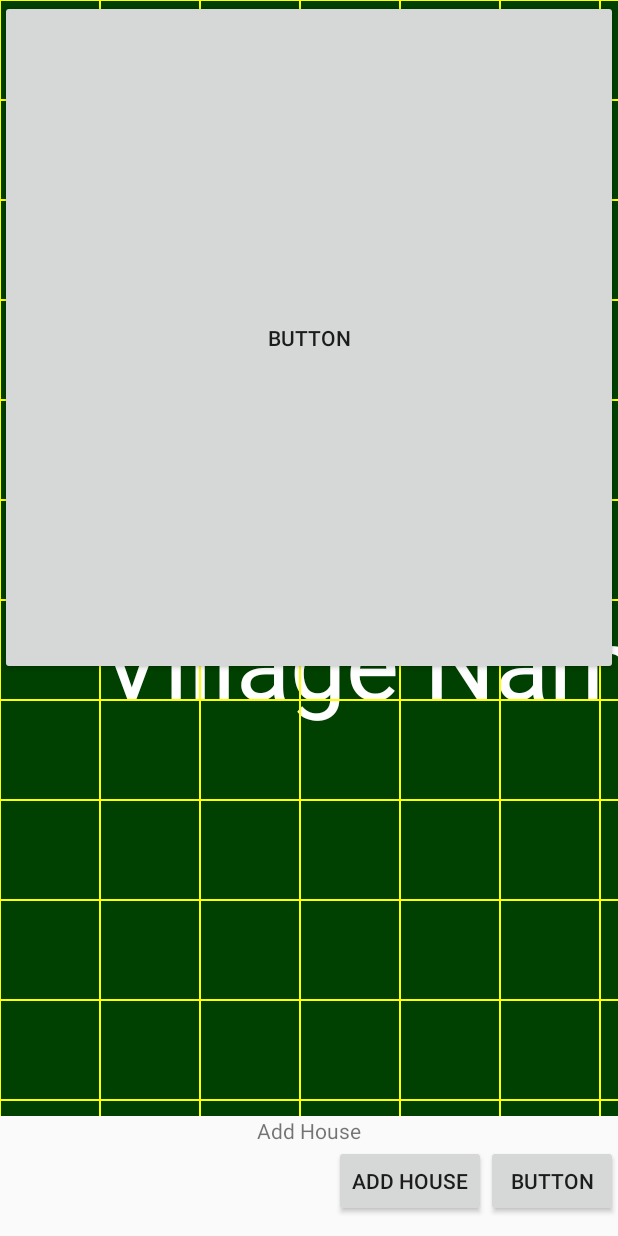
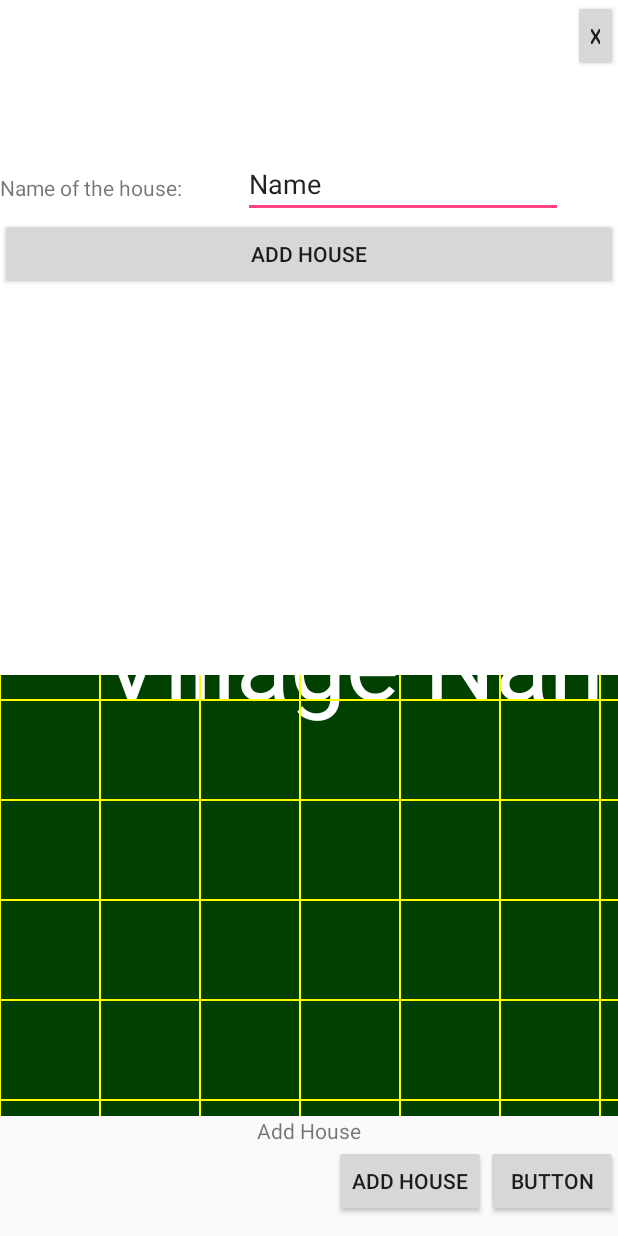
Before and after one commit to eighthjouster/androidvilleapp, an Android app: the screen it shows after launch (MainActivity), after a tap on "ADD HOUSE", on a phone screen of 412 x 824 dp. Run offline under Robolectric (Android 15) with nearby library versions, the phone set to English and light mode, and no system bars.

Commit message:
Add house form; show/hide animation; keyboard focus.

```diff
--- a/app/src/main/java/com/pachesoft/androidville/MainActivity.java
+++ b/app/src/main/java/com/pachesoft/androidville/MainActivity.java
@@ -1,18 +1,24 @@
 package com.pachesoft.androidville;
 
+import android.animation.Animator;
 import android.animation.AnimatorInflater;
 import android.animation.AnimatorSet;
+import android.content.Context;
+import android.support.constraint.ConstraintLayout;
 import android.support.v7.app.AppCompatActivity;
 import android.os.Bundle;
 
 import android.view.View;
-import android.widget.LinearLayout;
+import android.view.WindowManager;
+import android.view.inputmethod.InputMethodManager;
+import android.widget.EditText;
 
 public class MainActivity extends AppCompatActivity {
     private MainApp mainApp;
+    private EditText houseDialogTextField;
 
     public VScroll vScroll;
-    public LinearLayout dialogLayout;
+    public ConstraintLayout dialogLayout;
 
     private VilleMap villeMap;
 
@@ -27,17 +33,38 @@ public class MainActivity extends AppCompatActivity {
         vScroll = findViewById(R.id.vScroll);
         villeMap = findViewById(R.id.mainVilleMap);
         dialogLayout = findViewById(R.id.ll_house_dialog);
+        houseDialogTextField = findViewById(R.id.txt_input_house_name);
 
         mainApp = (MainApp) getApplication();
         mainApp.setMainActivity(this);
 
         slideUpAnimation = (AnimatorSet) AnimatorInflater.loadAnimator(this,
                 R.animator.slide_up);
+        slideUpAnimation.addListener(new Animator.AnimatorListener() {
+            @Override
+            public void onAnimationStart(Animator animator) {
+            }
+            @Override
+            public void onAnimationEnd(Animator animator) {
+                houseDialogTextField.requestFocus();
+                InputMethodManager imm = (InputMethodManager) getSystemService(Context.INPUT_METHOD_SERVICE);
+                imm.toggleSoftInput(InputMethodManager.SHOW_FORCED,0);            }
+            @Override
+            public void onAnimationCancel(Animator animator) {
+
+            }
+            @Override
+            public void onAnimationRepeat(Animator animator) {
+
+            }
+        });
         slideUpAnimation.setTarget(dialogLayout);
 
         slideDownAnimation = (AnimatorSet) AnimatorInflater.loadAnimator(this,
                 R.animator.slide_down);
         slideDownAnimation.setTarget(dialogLayout);
+
+        houseDialogTextField.setFocusableInTouchMode(true);
     }
 
     public VilleMap getVilleMap() {
@@ -48,7 +75,9 @@ public class MainActivity extends AppCompatActivity {
         slideUpAnimation.start();
     }
 
-    public void otherBtnClick(View v) {
+    public void onDismissHouseDialogBtnClick(View v) {
+        InputMethodManager imm = (InputMethodManager)getSystemService(Context.INPUT_METHOD_SERVICE);
+        imm.hideSoftInputFromWindow(getCurrentFocus().getWindowToken(), 0);
         slideDownAnimation.start();
     }
 }
--- a/app/src/main/res/layout/activity_main.xml
+++ b/app/src/main/res/layout/activity_main.xml
@@ -1,6 +1,7 @@
 <?xml version="1.0" encoding="utf-8"?>
 <android.support.constraint.ConstraintLayout xmlns:android="http://schemas.android.com/apk/res/android"
     xmlns:app="http://schemas.android.com/apk/res-auto"
+    xmlns:tools="http://schemas.android.com/tools"
     android:id="@+id/mainLayout"
     android:layout_width="match_parent"
     android:layout_height="match_parent"
@@ -53,22 +54,54 @@
         android:layout_width="wrap_content"
         android:layout_height="wrap_content"
         android:text="Button"
-        android:onClick="otherBtnClick"
+        android:onClick="onDismissHouseDialogBtnClick"
         app:layout_constraintEnd_toEndOf="parent"
         app:layout_constraintTop_toBottomOf="@+id/txt_house_name" />
 
-    <LinearLayout
+    <android.support.constraint.ConstraintLayout xmlns:android="http://schemas.android.com/apk/res/android"
         android:id="@+id/ll_house_dialog"
         android:layout_width="match_parent"
         android:layout_height="450dp"
         android:translationY="700dp"
+        android:background="@color/white"
         android:orientation="vertical">
+
+        <TextView
+            android:id="@+id/txt_form_name_lbl"
+            android:layout_width="match_parent"
+            android:layout_height="50dp"
+            android:layout_marginTop="100dp"
+            android:text="Name of the house:"
+            android:gravity="center_vertical"
+            android:layout_marginRight="250dp"
+            app:layout_constraintTop_toTopOf="parent" />
+
+        <EditText
+            android:id="@+id/txt_input_house_name"
+            android:layout_width="wrap_content"
+            android:layout_height="wrap_content"
+            android:ems="10"
+            android:inputType="textPersonName"
+            android:text="Name"
+            app:layout_constraintTop_toTopOf="@+id/txt_form_name_lbl"
+            app:layout_constraintStart_toEndOf="@+id/txt_form_name_lbl"
+            tools:layout_editor_absoluteX="108dp"
+            tools:layout_editor_absoluteY="177dp" />
+
         <Button
             android:id="@+id/action_button"
             android:layout_width="match_parent"
-            android:layout_height="match_parent"
-            android:text="Button"
+            android:layout_height="wrap_content"
+            android:text="Add house"
             app:layout_constraintEnd_toEndOf="parent"
-            app:layout_constraintTop_toBottomOf="@+id/txt_house_name" />
-    </LinearLayout>
+            app:layout_constraintTop_toBottomOf="@+id/txt_input_house_name" />
+        <Button
+            android:id="@+id/action_cancel_button"
+            android:layout_width="30dp"
+            android:layout_height="wrap_content"
+            android:text="X"
+            android:onClick="onDismissHouseDialogBtnClick"
+            app:layout_constraintEnd_toEndOf="parent"
+            app:layout_constraintTop_toTopOf="parent" />
+    </android.support.constraint.ConstraintLayout>
 </android.support.constraint.ConstraintLayout>
```
Also changed, not shown: 1 other file.
